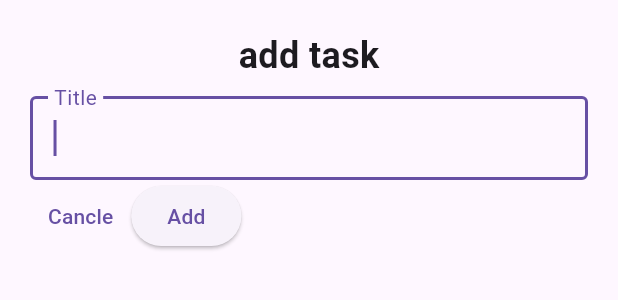
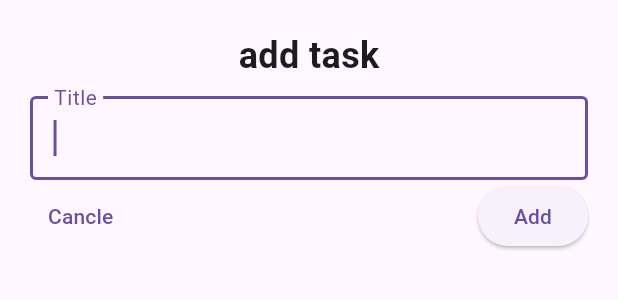
Before and after one commit to VechkanovVV/to_do, a Flutter app: the AddTaskScreen widget shown alone on an empty page, opened directly with empty values, on a phone screen of 412 x 824 dp. Shown: the top 300 px of the screen. Run offline on Flutter 3.47's test engine with Material 3 defaults, Android fonts, the phone set to English and light mode, and no system bars; our stand-ins replace bloc, equatable, flutter_bloc, hydrated_bloc.

Commit message:
make code more correct

```diff
--- a/lib/blocs/bloc/task_state.dart
+++ b/lib/blocs/bloc/task_state.dart
@@ -3,7 +3,7 @@ part of 'task_bloc.dart';
 class TaskState extends Equatable {
   final List<Task> tasks;
 
-  TaskState({
+  const TaskState({
     this.tasks = const <Task>[],
   });
 
--- a/lib/main.dart
+++ b/lib/main.dart
@@ -18,7 +18,7 @@ class MyApp extends StatelessWidget {
       child: MaterialApp(
         title: 'ToDo',
         theme: ThemeData(primarySwatch: Colors.blue),
-        home: TaskScreen(),
+        home: const TaskScreen(),
       ),
     );
   }
--- a/lib/screens/task_screen.dart
+++ b/lib/screens/task_screen.dart
@@ -6,7 +6,7 @@ import 'package:to_do/widgets/task_list.dart';
 import '../modules/task.dart';
 
 class TaskScreen extends StatefulWidget {
-  TaskScreen({Key? key}) : super(key: key);
+  const TaskScreen({Key? key}) : super(key: key);
 
   @override
   State<StatefulWidget> createState() => _TaskScreenState();
@@ -38,7 +38,7 @@ class _TaskScreenState extends State<TaskScreen>{
           actions: [
             IconButton(
               onPressed: () {},
-              icon: Icon(
+              icon: const Icon(
                 Icons.add,
               ),
             ),
@@ -47,7 +47,7 @@ class _TaskScreenState extends State<TaskScreen>{
         body: Column(
           crossAxisAlignment: CrossAxisAlignment.center,
           children: [
-            Center(
+            const Center(
               child: Chip(
                 label: Text(
                   'Tasks:',
@@ -78,22 +78,22 @@ class AddTaskScreen extends StatelessWidget {
   @override
   Widget build(BuildContext context) {
     return Container(
-      padding: EdgeInsets.all(20),
+      padding: const EdgeInsets.all(20),
       child: Column(
         children: [
-          Text(
+          const Text(
             'add task',
             style: TextStyle(
               fontSize: 24,
               fontWeight: FontWeight.bold,
             ),
           ),
-          SizedBox(
+          const SizedBox(
             height: 10,
           ),
           TextField(
             autofocus: true,
-            decoration: InputDecoration(
+            decoration: const InputDecoration(
               label: Text(
                 'Title',
                 style: TextStyle(fontSize: 18.5),
@@ -102,10 +102,12 @@ class AddTaskScreen extends StatelessWidget {
             ),
             controller: titleController,
           ),
-          Row(children: [
+          Row(
+              mainAxisAlignment: MainAxisAlignment.spaceBetween,
+              children: [
             TextButton(
               onPressed: () => Navigator.pop(context),
-              child: Text(
+              child: const Text(
                 'Cancle',
               ),
             ),
@@ -118,7 +120,7 @@ class AddTaskScreen extends StatelessWidget {
                 context.read<TaskBloc>().add(AddTask(task: task));
                 Navigator.pop(context);
               },
-              child: Text(
+              child: const Text(
                 'Add',
               ),
             ),
--- a/pubspec.yaml
+++ b/pubspec.yaml
@@ -6,7 +6,10 @@ publish_to: 'none'
 version: 1.0.0+1
 
 environment:
-  sdk: ">=2.16.2 <3.0.0"
+  sdk: ">=3.0.0 <4.0.0"
+
+flutter:
+  uses-material-design: true
 
 dependencies:
   flutter:
```
Also changed, not shown: pubspec.lock.
